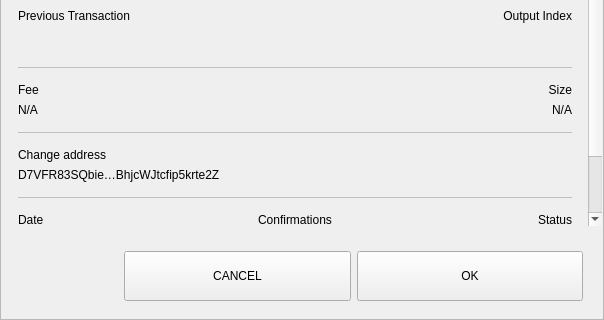
This is src/qt/nyerium/forms/sendconfirmdialog.ui in nyerium-core/nyerium as Qt 5 draws it before an edit; both pictures show x 0 to 604 and y 378 to 698 of the 604 by 698 pixel window. The edited form follows.
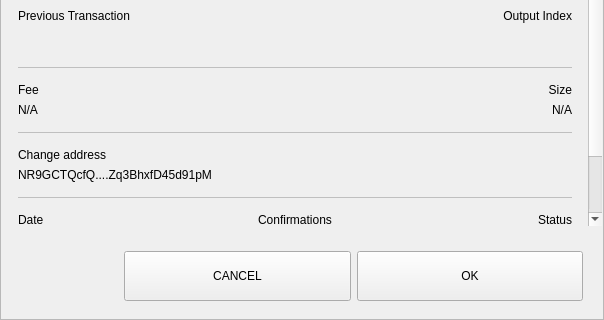
This is the edited form.

The edit to the form file:
```diff
--- a/src/qt/nyerium/forms/sendconfirmdialog.ui
+++ b/src/qt/nyerium/forms/sendconfirmdialog.ui
@@ -218,8 +218,8 @@
              <rect>
               <x>0</x>
               <y>0</y>
-              <width>586</width>
-              <height>644</height>
+              <width>585</width>
+              <height>623</height>
              </rect>
             </property>
             <property name="autoFillBackground">
@@ -799,7 +799,7 @@
                    <item>
                     <widget class="QLabel" name="textChange">
                      <property name="text">
-                      <string>D7VFR83SQbie…BhjcWJtcfip5krte2Z </string>
+                      <string>NR9GCTQcfQ....Zq3BhxfD45d91pM</string>
                      </property>
                     </widget>
                    </item>
```
Left out of the diff: 2 changed lines with no effect on the pictures.
